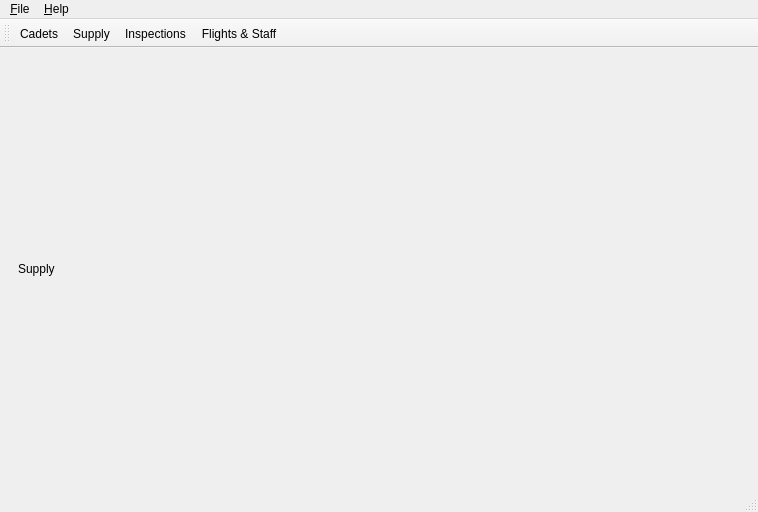
Above: mainwindow.ui from Stephen-Hamilton-C/MVCS-Office-Manager before the change. Below: the same form after it.
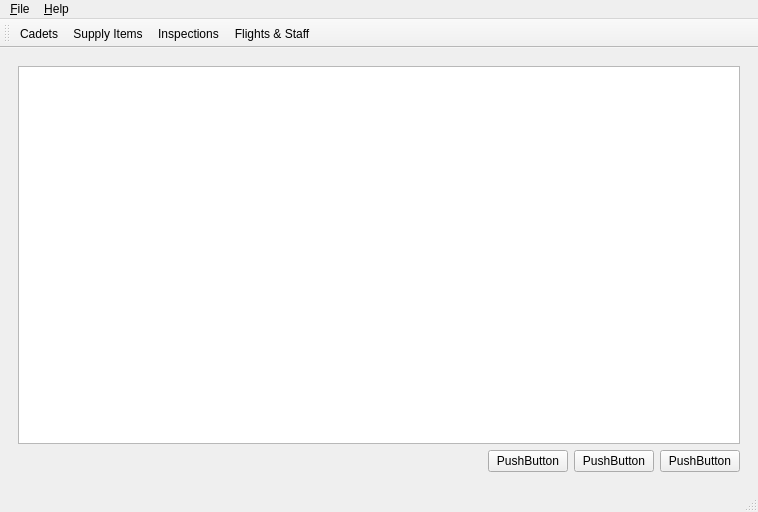
That is the form after the change. The open tabs and pages were chosen to show the change. Icons and pictures are not drawn.

Commit message: Made data identifiable with UUIDs rather than CapIDs. Preparing to use cadet editor as a general data editor.

```diff
--- a/mainwindow.ui
+++ b/mainwindow.ui
@@ -155,14 +155,44 @@
        </layout>
       </widget>
       <widget class="QWidget" name="supplyPage">
-       <layout class="QVBoxLayout" name="verticalLayout_6">
-        <item>
-         <widget class="QLabel" name="label_2">
+       <layout class="QGridLayout" name="gridLayout_2">
+        <item row="2" column="1">
+         <widget class="QPushButton" name="pushButton_3">
           <property name="text">
-           <string>Supply</string>
+           <string>PushButton</string>
           </property>
          </widget>
         </item>
+        <item row="2" column="2">
+         <widget class="QPushButton" name="pushButton_2">
+          <property name="text">
+           <string>PushButton</string>
+          </property>
+         </widget>
+        </item>
+        <item row="2" column="3">
+         <widget class="QPushButton" name="pushButton">
+          <property name="text">
+           <string>PushButton</string>
+          </property>
+         </widget>
+        </item>
+        <item row="2" column="0">
+         <spacer name="horizontalSpacer_2">
+          <property name="orientation">
+           <enum>Qt::Horizontal</enum>
+          </property>
+          <property name="sizeHint" stdset="0">
+           <size>
+            <width>30</width>
+            <height>20</height>
+           </size>
+          </property>
+         </spacer>
+        </item>
+        <item row="0" column="0" colspan="4">
+         <widget class="QTableView" name="itemsView"/>
+        </item>
        </layout>
       </widget>
       <widget class="QWidget" name="inspectionsPage">
@@ -278,7 +308,7 @@
   </action>
   <action name="actionSupply">
    <property name="text">
-    <string>Supply</string>
+    <string>Supply Items</string>
    </property>
    <property name="toolTip">
     <string>(F2) View and manage squadron supply</string>
```
Left out of the diff: 28 changed lines with no effect on the pictures. The commit also changes 2 other files.
